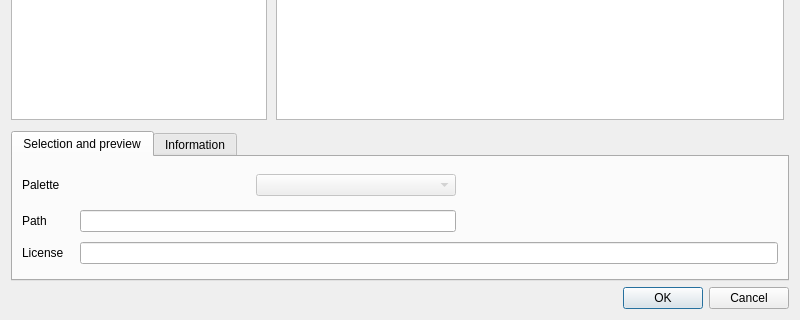
First picture: the form in src/ui/qgscptcitycolorrampv2dialogbase.ui, repository carsmie/QGIS, before the edit; both pictures show x 0 to 800 and y 260 to 580 of the 800 by 580 pixel window.
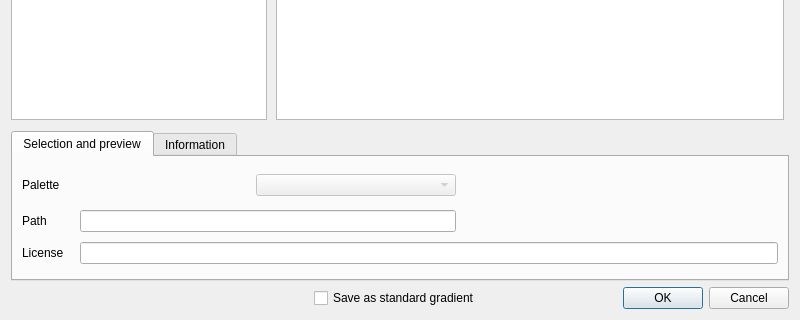
Second picture: the form after the edit.

Commit message: allow to convert cpt-city ramps to standard gradients ramps, keeping author and license info in xml props ; allow to convert gradient ramps to/from discrete/continuous ramps and use float instead of integer stops

Diff of the .ui file:
```diff
--- a/src/ui/qgscptcitycolorrampv2dialogbase.ui
+++ b/src/ui/qgscptcitycolorrampv2dialogbase.ui
@@ -486,6 +486,28 @@
     </widget>
    </item>
    <item>
+    <layout class="QHBoxLayout" name="horizontalLayout_3">
+     <item>
+      <spacer name="horizontalSpacer_4">
+       <property name="orientation">
+        <enum>Qt::Horizontal</enum>
+       </property>
+       <property name="sizeHint" stdset="0">
+        <size>
+         <width>40</width>
+         <height>20</height>
+        </size>
+       </property>
+      </spacer>
+     </item>
+     <item>
+      <widget class="QCheckBox" name="cboConvertStandard">
+       <property name="text">
+        <string>Save as standard gradient</string>
+       </property>
+      </widget>
+     </item>
+     <item>
     <widget class="QDialogButtonBox" name="buttonBox">
      <property name="orientation">
       <enum>Qt::Horizontal</enum>
@@ -496,6 +518,8 @@
     </widget>
    </item>
   </layout>
+   </item>
+  </layout>
  </widget>
  <customwidgets>
   <customwidget>
```
Left out of the diff: 3 changed lines with no effect on the pictures. Lines whose indentation alone changed are shown as unchanged. The commit also changes 10 other files.
